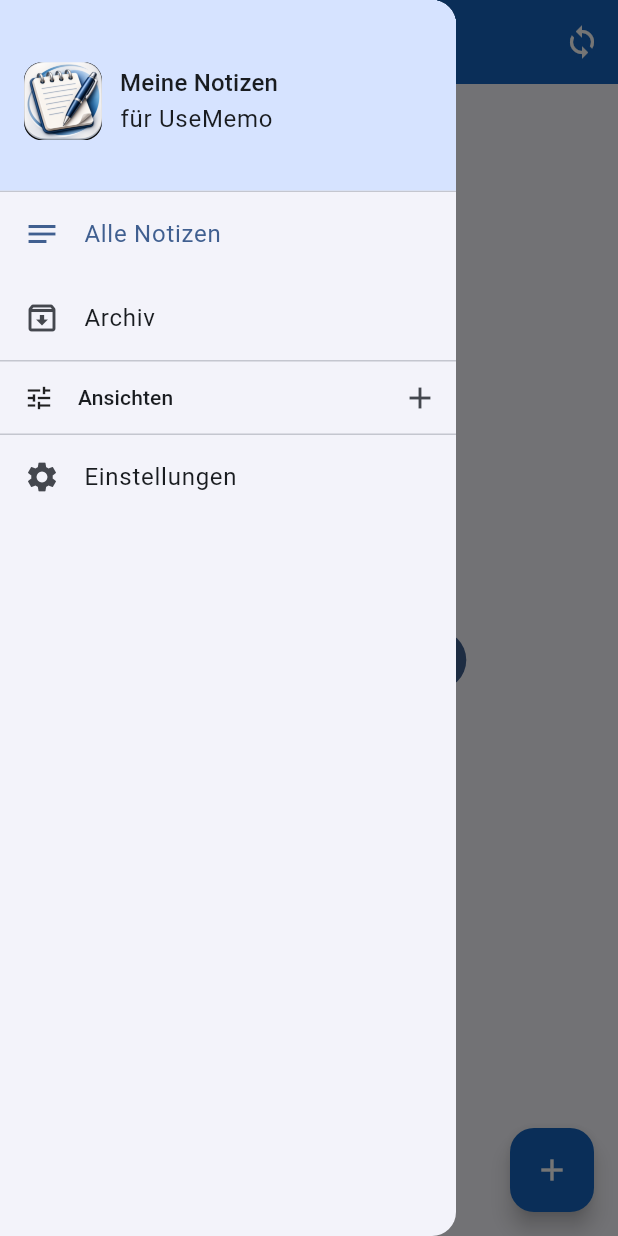
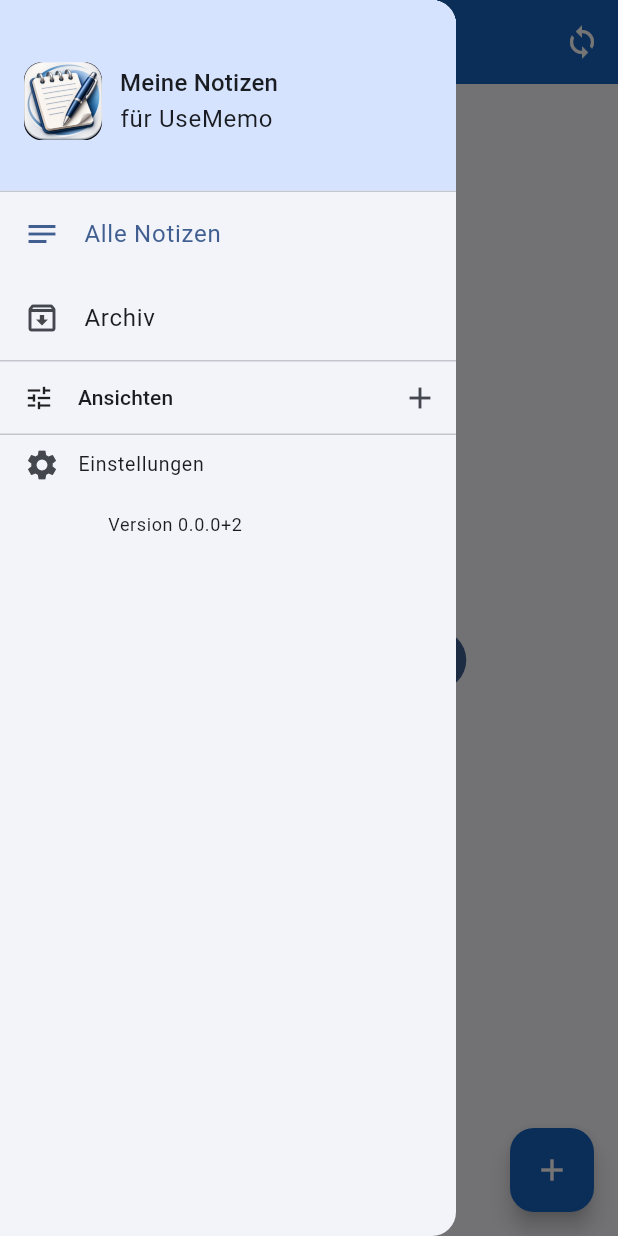
Before and after one commit to homehoster/meine_notizen, a Flutter app: the screen it shows after launch, with the side drawer open, on a phone screen of 412 x 824 dp. Run offline on Flutter 3.47's test engine with Material 3 defaults, Android fonts, the phone set to English and light mode, and no system bars; our stand-ins replace audioplayers, file_picker, flutter_markdown_plus, flutter_secure_storage, geolocator, image_picker and 3 more; missing offline and left inert: home_widget, record.

Commit message:
Notizen-App aktualisiert

```diff
--- a/lib/screens/home_screen.dart
+++ b/lib/screens/home_screen.dart
@@ -1,5 +1,6 @@
 import 'package:flutter/material.dart';
 import 'package:flutter_markdown_plus/flutter_markdown_plus.dart';
+import 'package:package_info_plus/package_info_plus.dart';
 import 'package:provider/provider.dart';
 
 import '../models/note.dart';
@@ -597,15 +598,33 @@ class HomeScreen extends StatelessWidget {
                   },
                 ),
                 const Divider(height: 1),
-                ListTile(
+                SizedBox(
+                  height: 48,
+                  child: ListTile(
+                    dense: true,
+                    visualDensity: VisualDensity.compact,
+                    minVerticalPadding: 0,
                     leading: const Icon(Icons.settings),
                     title: const Text('Einstellungen'),
                     onTap: () {
                       Navigator.pop(context);
                       Navigator.of(context).push(
-                      MaterialPageRoute(builder: (_) => const SettingsScreen()),
+                        MaterialPageRoute(
+                          builder: (_) => const SettingsScreen(),
+                        ),
                       );
                     },
+                  ),
+                ),
+                const SizedBox(
+                  height: 24,
+                  child: Padding(
+                    padding: EdgeInsets.fromLTRB(72, 0, 16, 0),
+                    child: Align(
+                      alignment: Alignment.centerLeft,
+                      child: _AppVersionLabel(),
+                    ),
+                  ),
                 ),
               ],
             ),
@@ -787,6 +806,51 @@ class HomeScreen extends StatelessWidget {
   }
 }
 
+class _AppVersionLabel extends StatefulWidget {
+  const _AppVersionLabel();
+
+  @override
+  State<_AppVersionLabel> createState() => _AppVersionLabelState();
+}
+
+class _AppVersionLabelState extends State<_AppVersionLabel> {
+  late final Future<PackageInfo> _packageInfo = PackageInfo.fromPlatform();
+
+  @override
+  Widget build(BuildContext context) => FutureBuilder<PackageInfo>(
+    future: _packageInfo,
+    builder: (context, snapshot) {
+      final style = Theme.of(context).textTheme.bodySmall;
+      if (snapshot.hasError) {
+        return Tooltip(
+          message: 'App-Version konnte nicht geladen werden: ${snapshot.error}',
+          child: Text(
+            'Version nicht verfügbar',
+            maxLines: 1,
+            overflow: TextOverflow.ellipsis,
+            style: style,
+          ),
+        );
+      }
+      if (!snapshot.hasData) {
+        return Text(
+          'Version wird geladen …',
+          maxLines: 1,
+          overflow: TextOverflow.ellipsis,
+          style: style,
+        );
+      }
+      final info = snapshot.data!;
+      return Text(
+        'Version ${info.version}+${info.buildNumber}',
+        maxLines: 1,
+        overflow: TextOverflow.ellipsis,
+        style: style,
+      );
+    },
+  );
+}
+
 final _headingRe = RegExp(r'^\s*#{1,6}\s+(.*)$');
 final _doneLineRe = RegExp(r'^\s*[-*] \[[xX]\]');
 
--- a/pubspec.yaml
+++ b/pubspec.yaml
@@ -49,6 +49,7 @@ dependencies:
   record: ^7.2.0
   geolocator: ^14.1.2
   audioplayers: ^6.8.1
+  package_info_plus: ^10.2.2
 
 flutter_launcher_icons:
   android: true
```
Also changed, not shown: pubspec.lock, 2 other files. Lines whose indentation alone changed are shown as unchanged.
